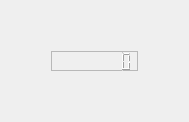
First picture: the form in mainwindow.ui, repository shoumikhin/Countdown, before the edit.
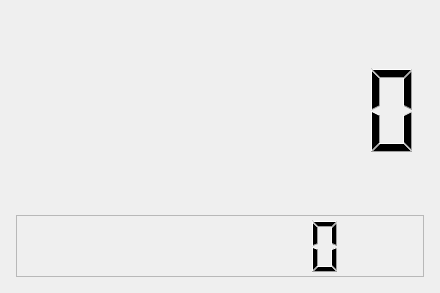
Second picture: the form after the edit. Icons and pictures are not drawn.

What changed in the file:
```diff
--- a/mainwindow.ui
+++ b/mainwindow.ui
@@ -6,8 +6,8 @@
    <rect>
     <x>0</x>
     <y>0</y>
-    <width>189</width>
-    <height>121</height>
+    <width>440</width>
+    <height>293</height>
    </rect>
   </property>
   <property name="cursor">
@@ -37,8 +37,8 @@
         </property>
         <property name="sizeHint" stdset="0">
          <size>
-          <width>20</width>
-          <height>40</height>
+          <width>5</width>
+          <height>5</height>
          </size>
         </property>
        </spacer>
@@ -53,8 +53,8 @@
         </property>
         <property name="sizeHint" stdset="0">
          <size>
-          <width>40</width>
-          <height>20</height>
+          <width>5</width>
+          <height>5</height>
          </size>
         </property>
        </spacer>
@@ -64,14 +64,14 @@
         <property name="sizePolicy">
          <sizepolicy hsizetype="Expanding" vsizetype="Expanding">
           <horstretch>0</horstretch>
-          <verstretch>0</verstretch>
+          <verstretch>3</verstretch>
          </sizepolicy>
         </property>
         <property name="frameShape">
-         <enum>QFrame::StyledPanel</enum>
+         <enum>QFrame::NoFrame</enum>
         </property>
         <property name="frameShadow">
-         <enum>QFrame::Sunken</enum>
+         <enum>QFrame::Plain</enum>
         </property>
         <property name="numDigits">
          <number>8</number>
@@ -88,13 +88,48 @@
         </property>
         <property name="sizeHint" stdset="0">
          <size>
-          <width>40</width>
-          <height>20</height>
+          <width>5</width>
+          <height>5</height>
          </size>
         </property>
        </spacer>
       </item>
       <item row="2" column="1">
+       <spacer name="verticalSpacer_3">
+        <property name="orientation">
+         <enum>Qt::Vertical</enum>
+        </property>
+        <property name="sizeType">
+         <enum>QSizePolicy::Minimum</enum>
+        </property>
+        <property name="sizeHint" stdset="0">
+         <size>
+          <width>5</width>
+          <height>5</height>
+         </size>
+        </property>
+       </spacer>
+      </item>
+      <item row="3" column="1">
+       <widget class="QLCDNumber" name="clockLCDNumber">
+        <property name="sizePolicy">
+         <sizepolicy hsizetype="Expanding" vsizetype="Expanding">
+          <horstretch>0</horstretch>
+          <verstretch>1</verstretch>
+         </sizepolicy>
+        </property>
+        <property name="frameShape">
+         <enum>QFrame::StyledPanel</enum>
+        </property>
+        <property name="frameShadow">
+         <enum>QFrame::Sunken</enum>
+        </property>
+        <property name="numDigits">
+         <number>8</number>
+        </property>
+       </widget>
+      </item>
+      <item row="4" column="1">
        <spacer name="verticalSpacer_2">
         <property name="orientation">
          <enum>Qt::Vertical</enum>
@@ -104,8 +139,8 @@
         </property>
         <property name="sizeHint" stdset="0">
          <size>
-          <width>20</width>
-          <height>40</height>
+          <width>5</width>
+          <height>5</height>
          </size>
         </property>
        </spacer>
```
Left out of the diff: 2 changed lines with no effect on the pictures.
